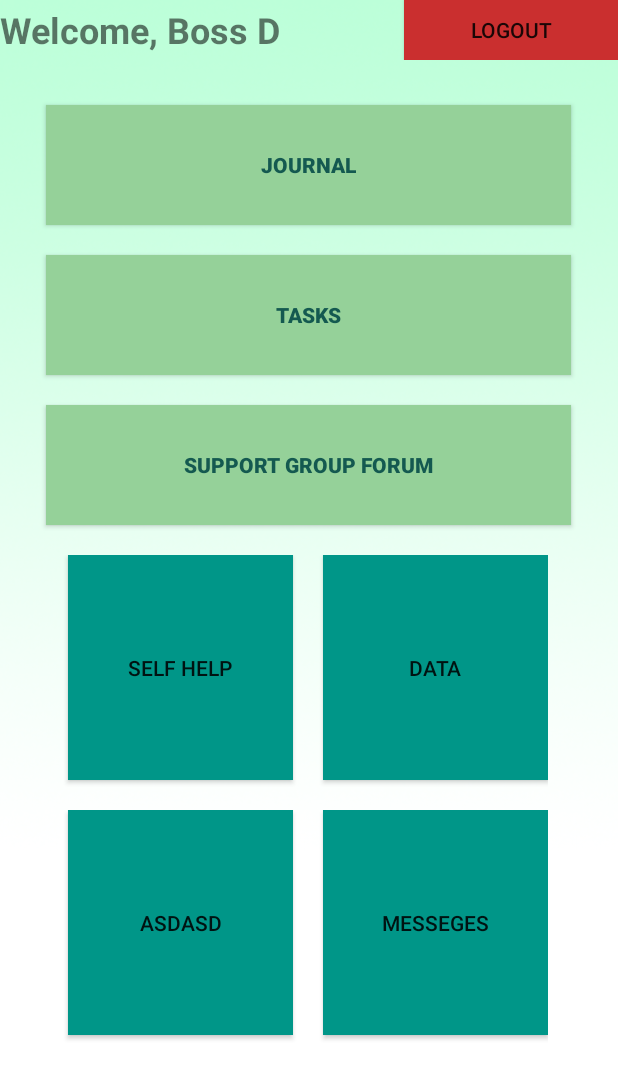
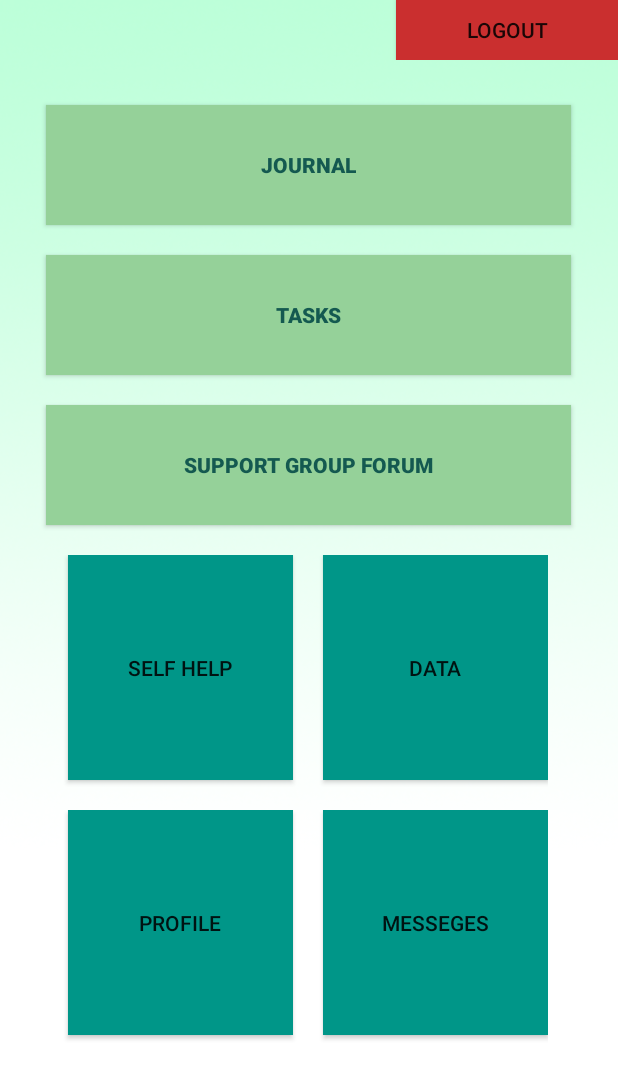
Before and after one commit to Harikoa/Restart, an Android app: the layout patient_main_menu.xml on its own in the app's theme, with its tools: preview values and no code run, on a phone screen of 412 x 824 dp. Shown: the top 1079 px of the screen. Run offline under Robolectric (Android 15) with nearby library versions, the phone set to English and light mode, and no system bars.

Commit message:
Login with session tracking
Improved log in with session tracking. Changed theme to no action bar

```diff
--- a/Restart-MobDev/app/build.gradle
+++ b/Restart-MobDev/app/build.gradle
@@ -34,6 +34,7 @@ dependencies {
     implementation 'com.google.android.material:material:1.4.0'
     implementation 'androidx.constraintlayout:constraintlayout:2.1.2'
     implementation 'com.google.firebase:firebase-firestore:24.0.0'
+    implementation 'com.google.code.gson:gson:2.8.2'
     testImplementation 'junit:junit:4.+'
     androidTestImplementation 'androidx.test.ext:junit:1.1.3'
     androidTestImplementation 'androidx.test.espresso:espresso-core:3.4.0'
--- a/Restart-MobDev/app/src/main/java/com/meyvn/restart_mobile/JournalEntry.java
+++ b/Restart-MobDev/app/src/main/java/com/meyvn/restart_mobile/JournalEntry.java
@@ -47,6 +47,7 @@ public class JournalEntry extends AppCompatActivity {
                 map.put("SubstanceIntensity",i.getStringExtra("intensity"));
                 map.put("SubstanceFrequency",i.getStringExtra("freq"));
                 map.put("SubstanceLength",i.getStringExtra("length"));
+                System.out.println(map.get("date"));
                 map.put("Substance number",i.getStringExtra("number"));
             db.collection("Accounts").document(spf.getString("email","NULL")).collection("Journal").document(""+LocalDate.now())
                     .set(map)
--- a/Restart-MobDev/app/src/main/res/layout/patient_main_menu.xml
+++ b/Restart-MobDev/app/src/main/res/layout/patient_main_menu.xml
@@ -24,17 +24,16 @@
             android:orientation="horizontal">
 
             <TextView
-                android:id="@+id/textView35"
+                android:id="@+id/welcomeText"
                 android:layout_width="wrap_content"
                 android:layout_height="wrap_content"
                 android:layout_gravity="center"
-                android:layout_weight="1"
-                android:text="Welcome, Boss D"
+                android:layout_weight="3"
                 android:textSize="24sp"
                 android:textStyle="bold" />
 
             <Button
-                android:id="@+id/button2"
+                android:id="@+id/logoutButton"
                 android:layout_width="60dp"
                 android:layout_height="40dp"
                 android:layout_weight="1"
@@ -43,7 +42,7 @@
         </LinearLayout>
 
         <Button
-            android:id="@+id/button3"
+            android:id="@+id/viewJournals"
             android:layout_width="350dp"
             android:layout_height="80dp"
             android:layout_gravity="center"
@@ -117,7 +116,7 @@
                 android:layout_marginBottom="20dp"
                 android:layout_weight="1"
                 android:background="#009688"
-                android:text="asdasd" />
+                android:text="Profile" />
 
             <Button
                 android:id="@+id/button10"
--- a/Restart-MobDev/app/src/main/res/values/themes.xml
+++ b/Restart-MobDev/app/src/main/res/values/themes.xml
@@ -1,6 +1,6 @@
 <resources xmlns:tools="http://schemas.android.com/tools">
     <!-- Base application theme. -->
-    <style name="Theme.RestartMobile" parent="Theme.AppCompat.DayNight.DarkActionBar">
+    <style name="Theme.RestartMobile" parent="Theme.AppCompat.DayNight.NoActionBar">
         <!-- Primary brand color. -->
         <item name="colorPrimary">@color/purple_500</item>
         <item name="colorPrimaryVariant">@color/purple_700</item>
```
Also changed, not shown: Restart-MobDev/app/src/main/java/com/meyvn/restart_mobile/Account.java (added, +97 -0 lines), Restart-MobDev/app/src/main/java/com/meyvn/restart_mobile/Journal.java (+11 -0 lines), Restart-MobDev/app/src/main/java/com/meyvn/restart_mobile/Login.java (+21 -3 lines), Restart-MobDev/app/src/main/java/com/meyvn/restart_mobile/PatientMainMenu.java (+33 -0 lines).
